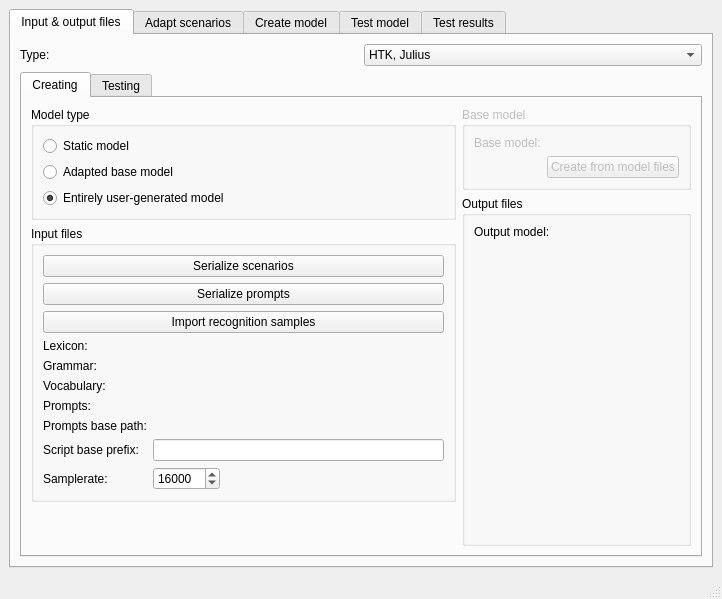
Old version of the form sam/src/main.ui in the repository KDE/simon.
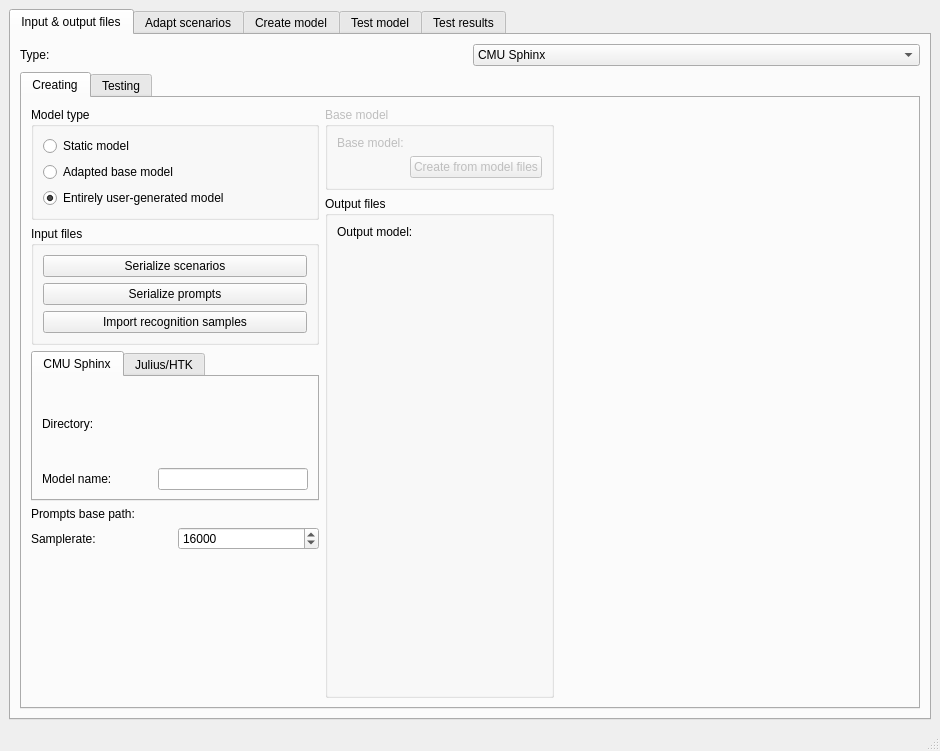
New version of the form. Custom widgets are drawn as their Qt base class.

Commit message: add configurable choise between backends in simond. start adding SPHINX support to sam & modeltest.

Patch:
```diff
--- a/sam/src/main.ui
+++ b/sam/src/main.ui
@@ -6,16 +6,22 @@
    <rect>
     <x>0</x>
     <y>0</y>
-    <width>722</width>
-    <height>599</height>
+    <width>940</width>
+    <height>751</height>
    </rect>
   </property>
+  <property name="maximumSize">
+   <size>
+    <width>16777215</width>
+    <height>16777215</height>
+   </size>
+  </property>
   <property name="windowTitle">
    <string>sam - Untitled</string>
   </property>
   <widget class="QWidget" name="centralwidget">
-   <layout class="QVBoxLayout" name="verticalLayout_8">
-    <item>
+   <layout class="QGridLayout" name="gridLayout">
+    <item row="0" column="0">
      <widget class="KTabWidget" name="twMain">
       <property name="currentIndex">
        <number>0</number>
@@ -24,36 +30,32 @@
        <attribute name="title">
         <string>Input &amp;&amp; output files</string>
        </attribute>
-       <layout class="QVBoxLayout" name="verticalLayout_14">
-        <item>
-         <layout class="QHBoxLayout" name="horizontalLayout_6">
-          <item>
+       <layout class="QGridLayout" name="gridLayout_2">
+        <item row="0" column="0">
            <widget class="QLabel" name="label_2">
             <property name="text">
              <string>Type:</string>
             </property>
            </widget>
           </item>
-          <item>
-           <widget class="QComboBox" name="comboBox">
+        <item row="0" column="1">
+         <widget class="QComboBox" name="cbType">
             <property name="currentIndex">
              <number>0</number>
             </property>
+          <item>
+           <property name="text">
+            <string>CMU Sphinx</string>
+           </property>
+          </item>
             <item>
              <property name="text">
               <string>HTK, Julius</string>
              </property>
             </item>
-            <item>
-             <property name="text">
-              <string>CMU SPHINX</string>
-             </property>
-            </item>
-           </widget>
-          </item>
-         </layout>
-        </item>
-        <item>
+         </widget>
+        </item>
+        <item row="1" column="0" colspan="2">
          <widget class="KTabWidget" name="ktabwidget">
           <property name="currentIndex">
            <number>0</number>
@@ -62,8 +64,11 @@
            <attribute name="title">
             <string>Creating</string>
            </attribute>
-           <layout class="QHBoxLayout" name="horizontalLayout">
-            <item>
+           <layout class="QFormLayout" name="formLayout_4">
+            <property name="fieldGrowthPolicy">
+             <enum>QFormLayout::ExpandingFieldsGrow</enum>
+            </property>
+            <item row="0" column="0">
              <layout class="QVBoxLayout" name="verticalLayout_7">
               <item>
                <widget class="QGroupBox" name="groupBox_4">
@@ -125,6 +130,115 @@
                    </property>
                   </widget>
                  </item>
+                </layout>
+               </widget>
+              </item>
+              <item>
+               <widget class="KTabWidget" name="ktabwidget_2">
+                <property name="currentIndex">
+                 <number>0</number>
+                </property>
+                <property name="tabReorderingEnabled">
+                 <bool>true</bool>
+                </property>
+                <widget class="QWidget" name="tab_6">
+                 <attribute name="title">
+                  <string>CMU Sphinx</string>
+                 </attribute>
+                 <layout class="QVBoxLayout" name="verticalLayout_8">
+                  <item>
+                   <layout class="QHBoxLayout" name="horizontalLayout_7">
+                    <item>
+                     <widget class="QLabel" name="lbDict">
+                      <property name="text">
+                       <string>Directory:</string>
+                      </property>
+                      <property name="buddy">
+                       <cstring>urLexicon</cstring>
+                      </property>
+                     </widget>
+                    </item>
+                    <item>
+                     <spacer name="horizontalSpacer_7">
+                      <property name="orientation">
+                       <enum>Qt::Horizontal</enum>
+                      </property>
+                      <property name="sizeHint" stdset="0">
+                       <size>
+                        <width>40</width>
+                        <height>20</height>
+                       </size>
+                      </property>
+                     </spacer>
+                    </item>
+                    <item>
+                     <widget class="KUrlRequester" name="urDir">
+                      <property name="minimumSize">
+                       <size>
+                        <width>150</width>
+                        <height>0</height>
+                       </size>
+                      </property>
+                      <property name="maximumSize">
+                       <size>
+                        <width>150</width>
+                        <height>16777215</height>
+                       </size>
+                      </property>
+                     </widget>
+                    </item>
+                   </layout>
+                  </item>
+                  <item>
+                   <layout class="QHBoxLayout" name="horizontalLayout_9">
+                    <item>
+                     <widget class="QLabel" name="lbPhone">
+                      <property name="text">
+                       <string>Model name:</string>
+                      </property>
+                      <property name="buddy">
+                       <cstring>urLexicon</cstring>
+                      </property>
+                     </widget>
+                    </item>
+                    <item>
+                     <spacer name="horizontalSpacer_6">
+                      <property name="orientation">
+                       <enum>Qt::Horizontal</enum>
+                      </property>
+                      <property name="sizeHint" stdset="0">
+                       <size>
+                        <width>40</width>
+                        <height>20</height>
+                       </size>
+                      </property>
+                     </spacer>
+                    </item>
+                    <item>
+                     <widget class="QLineEdit" name="leMName">
+                      <property name="minimumSize">
+                       <size>
+                        <width>150</width>
+                        <height>0</height>
+                       </size>
+                      </property>
+                      <property name="maximumSize">
+                       <size>
+                        <width>150</width>
+                        <height>16777215</height>
+                       </size>
+                      </property>
+                     </widget>
+                    </item>
+                   </layout>
+                  </item>
+                 </layout>
+                </widget>
+                <widget class="QWidget" name="tab_5">
+                 <attribute name="title">
+                  <string>Julius/HTK</string>
+                 </attribute>
+                 <layout class="QVBoxLayout" name="verticalLayout_14">
                  <item>
                   <layout class="QFormLayout" name="formLayout">
                    <property name="fieldGrowthPolicy">
@@ -153,9 +267,6 @@
                      </property>
                     </widget>
                    </item>
-                   <item row="1" column="1">
-                    <widget class="KUrlRequester" name="urGrammar"/>
-                   </item>
                    <item row="2" column="0">
                     <widget class="QLabel" name="lbVocabulary">
                      <property name="text">
@@ -166,9 +277,6 @@
                      </property>
                     </widget>
                    </item>
-                   <item row="2" column="1">
-                    <widget class="KUrlRequester" name="urVocabulary"/>
-                   </item>
                    <item row="3" column="0">
                     <widget class="QLabel" name="lbPrompts">
                      <property name="text">
@@ -182,19 +290,6 @@
                    <item row="3" column="1">
                     <widget class="KUrlRequester" name="urPrompts"/>
                    </item>
-                   <item row="4" column="0">
-                    <widget class="QLabel" name="lbPromptsBasePath">
-                     <property name="text">
-                      <string>Prompts base path:</string>
-                     </property>
-                     <property name="buddy">
-                      <cstring>urPromptsBasePath</cstring>
-                     </property>
-                    </widget>
-                   </item>
-                   <item row="4" column="1">
-                    <widget class="KUrlRequester" name="urPromptsBasePath"/>
-                   </item>
                    <item row="5" column="0">
                     <widget class="QLabel" name="label_5">
                      <property name="text">
@@ -205,7 +300,38 @@
                    <item row="5" column="1">
                     <widget class="KLineEdit" name="leScriptPrefix"/>
                    </item>
-                   <item row="6" column="0">
+                    <item row="1" column="1">
+                     <widget class="KUrlRequester" name="urGrammar"/>
+                    </item>
+                    <item row="2" column="1">
+                     <widget class="KUrlRequester" name="urVocabulary"/>
+                    </item>
+                   </layout>
+                  </item>
+                 </layout>
+                </widget>
+               </widget>
+              </item>
+              <item>
+               <layout class="QHBoxLayout" name="horizontalLayout_11">
+                <item>
+                 <widget class="QLabel" name="lbPromptsBasePath">
+                  <property name="text">
+                   <string>Prompts base path:</string>
+                  </property>
+                  <property name="buddy">
+                   <cstring>urPromptsBasePath</cstring>
+                  </property>
+                 </widget>
+                </item>
+                <item>
+                 <widget class="KUrlRequester" name="urPromptsBasePath"/>
+                </item>
+               </layout>
+              </item>
+              <item>
+               <layout class="QHBoxLayout" name="horizontalLayout_6">
+                <item>
                     <widget class="QLabel" name="lbSampleRate">
                      <property name="text">
                       <string>Samplerate:</string>
@@ -215,7 +341,7 @@
                      </property>
                     </widget>
                    </item>
-                   <item row="6" column="1">
+                <item>
                     <widget class="QSpinBox" name="sbSampleRate">
                      <property name="minimum">
                       <number>8000</number>
@@ -230,9 +356,6 @@
                    </item>
                   </layout>
                  </item>
-                </layout>
-               </widget>
-              </item>
               <item>
                <spacer name="verticalSpacer_2">
                 <property name="orientation">
@@ -248,7 +371,7 @@
               </item>
              </layout>
             </item>
-            <item>
+            <item row="0" column="1">
              <layout class="QVBoxLayout" name="verticalLayout">
               <item>
                <widget class="QGroupBox" name="groupBox_3">
@@ -345,8 +468,8 @@
                 <rect>
                  <x>0</x>
                  <y>0</y>
-                 <width>676</width>
-                 <height>402</height>
+                 <width>894</width>
+                 <height>556</height>
                 </rect>
                </property>
               </widget>
@@ -610,7 +733,7 @@
     <rect>
      <x>0</x>
      <y>0</y>
-     <width>722</width>
+     <width>940</width>
      <height>20</height>
     </rect>
    </property>
```
Lines whose indentation alone changed are shown as unchanged. The commit also changes 9 other files.
